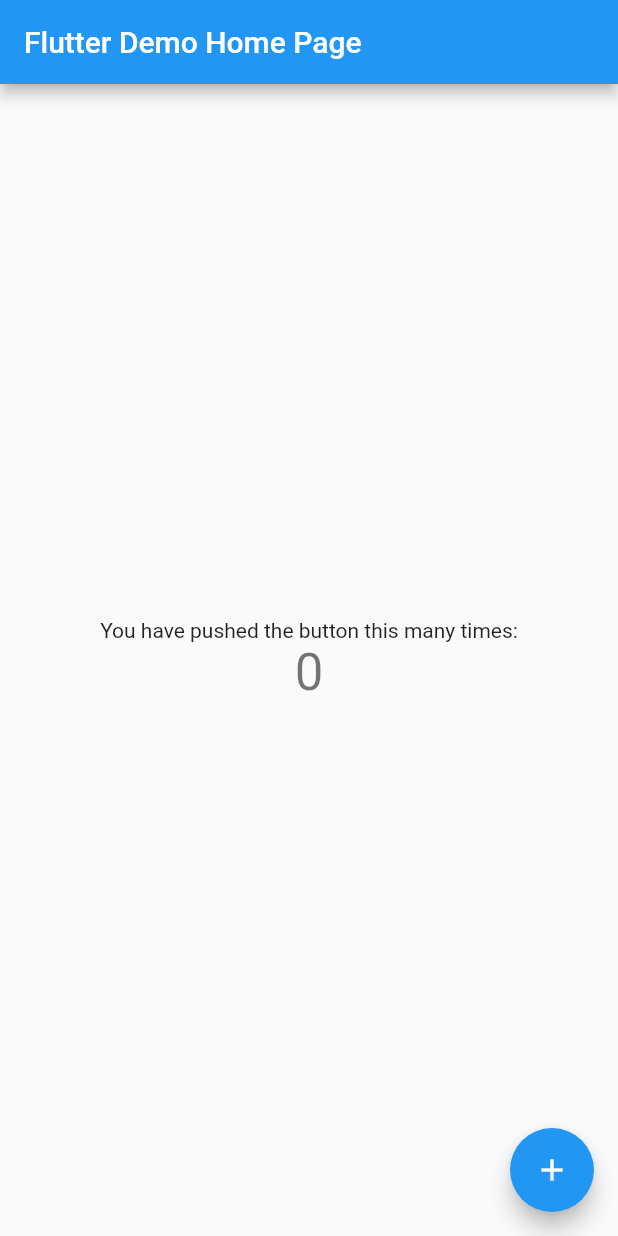
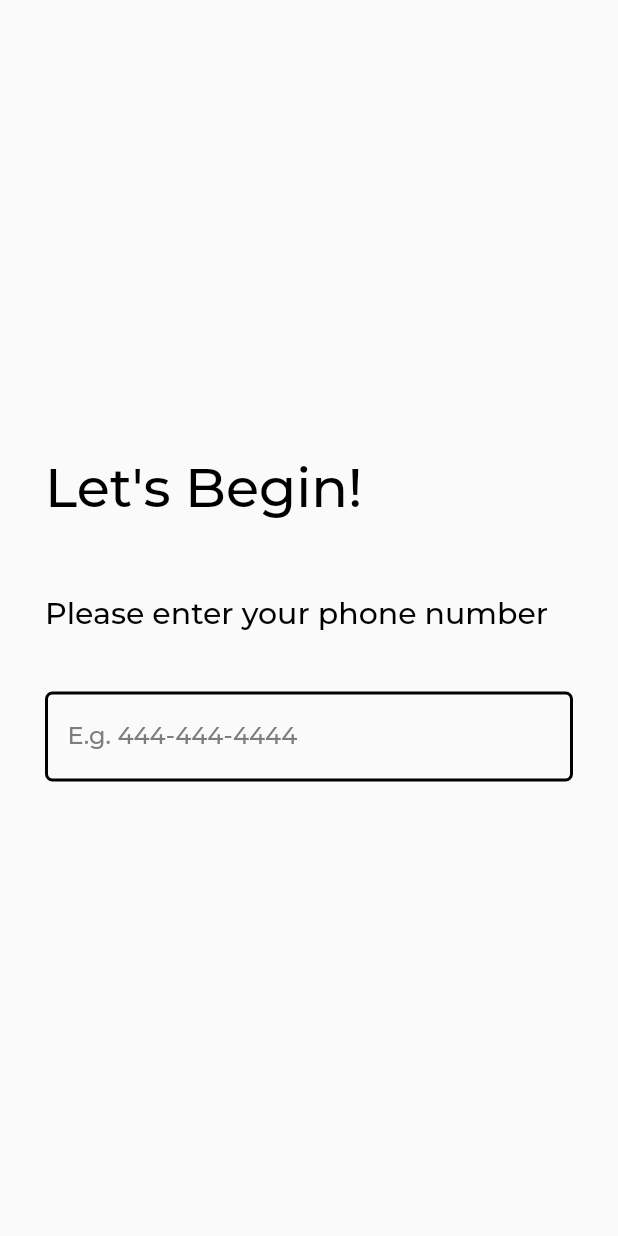
Before and after one commit to SimonZhao7/HandInNeed, a Flutter app: the screen it shows after launch, on a phone screen of 412 x 824 dp. Run offline on Flutter 3.47's test engine with Material 2 defaults, Android fonts, the phone set to English and light mode, and no system bars; our stand-ins replace firebase_core; accounts and stored records are empty.

Commit message:
Input Widget & Added Font

```diff
--- /dev/null
+++ b/lib/constants/colors.dart
@@ -0,0 +1,3 @@
+const blue = 0xFF1573FF;
+const black = 0xFF000000;
+const mediumGray = 0xFF7D7D7D;
--- /dev/null
+++ b/lib/constants/routes.dart
@@ -0,0 +1 @@
+const registerRoute = '/register';
--- /dev/null
+++ b/lib/constants/widget_const/default_input_values.dart
@@ -0,0 +1,6 @@
+const double defaultBorderRadius = 5;
+const double defaultBorderWidth = 1;
+const double defaultHeight = 60;
+const int defaultMaxLines = 1;
+const double defaultInnerPaddingV = 20;
+const double defaultInnerPaddingH = 15;
--- a/lib/main.dart
+++ b/lib/main.dart
@@ -1,4 +1,9 @@
 import 'package:flutter/material.dart';
+// Views
+import 'package:hand_in_need/views/register_view.dart';
+// Constants
+import 'package:hand_in_need/constants/colors.dart';
+import 'package:hand_in_need/constants/routes.dart';
 
 void main() {
   runApp(const MyApp());
@@ -23,93 +28,26 @@ class MyApp extends StatelessWidget {
         // Notice that the counter didn't reset back to zero; the application
         // is not restarted.
         primarySwatch: Colors.blue,
+        primaryColor: const Color(blue),
+        fontFamily: 'Montserrat',
+        textTheme: const TextTheme(
+          headline1: TextStyle(
+            fontSize: 36,
+            fontWeight: FontWeight.w500,
+          ),
+          headline3: TextStyle(
+            fontSize: 20,
+            fontWeight: FontWeight.w500,
+          ),
+        ).apply(
+          displayColor: Colors.black,
+          bodyColor: Colors.black,
+        ),
       ),
-      home: const MyHomePage(title: 'Flutter Demo Home Page'),
+      home: const RegisterView(),
+      routes: {
+        registerRoute: (context) => const RegisterView(),
+      },
     );
   }
 }
-
-class MyHomePage extends StatefulWidget {
-  const MyHomePage({super.key, required this.title});
-
-  // This widget is the home page of your application. It is stateful, meaning
-  // that it has a State object (defined below) that contains fields that affect
-  // how it looks.
-
-  // This class is the configuration for the state. It holds the values (in this
-  // case the title) provided by the parent (in this case the App widget) and
-  // used by the build method of the State. Fields in a Widget subclass are
-  // always marked "final".
-
-  final String title;
-
-  @override
-  State<MyHomePage> createState() => _MyHomePageState();
-}
-
-class _MyHomePageState extends State<MyHomePage> {
-  int _counter = 0;
-
-  void _incrementCounter() {
-    setState(() {
-      // This call to setState tells the Flutter framework that something has
-      // changed in this State, which causes it to rerun the build method below
-      // so that the display can reflect the updated values. If we changed
-      // _counter without calling setState(), then the build method would not be
-      // called again, and so nothing would appear to happen.
-      _counter++;
-    });
-  }
-
-  @override
-  Widget build(BuildContext context) {
-    // This method is rerun every time setState is called, for instance as done
-    // by the _incrementCounter method above.
-    //
-    // The Flutter framework has been optimized to make rerunning build methods
-    // fast, so that you can just rebuild anything that needs updating rather
-    // than having to individually change instances of widgets.
-    return Scaffold(
-      appBar: AppBar(
-        // Here we take the value from the MyHomePage object that was created by
-        // the App.build method, and use it to set our appbar title.
-        title: Text(widget.title),
-      ),
-      body: Center(
-        // Center is a layout widget. It takes a single child and positions it
-        // in the middle of the parent.
-        child: Column(
-          // Column is also a layout widget. It takes a list of children and
-          // arranges them vertically. By default, it sizes itself to fit its
-          // children horizontally, and tries to be as tall as its parent.
-          //
-          // Invoke "debug painting" (press "p" in the console, choose the
-          // "Toggle Debug Paint" action from the Flutter Inspector in Android
-          // Studio, or the "Toggle Debug Paint" command in Visual Studio Code)
-          // to see the wireframe for each widget.
-          //
-          // Column has various properties to control how it sizes itself and
-          // how it positions its children. Here we use mainAxisAlignment to
-          // center the children vertically; the main axis here is the vertical
-          // axis because Columns are vertical (the cross axis would be
-          // horizontal).
-          mainAxisAlignment: MainAxisAlignment.center,
-          children: <Widget>[
-            const Text(
-              'You have pushed the button this many times:',
-            ),
-            Text(
-              '$_counter',
-              style: Theme.of(context).textTheme.headline4,
-            ),
-          ],
-        ),
-      ),
-      floatingActionButton: FloatingActionButton(
-        onPressed: _incrementCounter,
-        tooltip: 'Increment',
-        child: const Icon(Icons.add),
-      ), // This trailing comma makes auto-formatting nicer for build methods.
-    );
-  }
-}
--- /dev/null
+++ b/lib/views/register_view.dart
@@ -0,0 +1,57 @@
+import 'package:flutter/material.dart';
+// Widgets
+import 'package:hand_in_need/widgets/input.dart';
+
+class RegisterView extends StatefulWidget {
+  const RegisterView({super.key});
+
+  @override
+  State<RegisterView> createState() => _RegisterViewState();
+}
+
+class _RegisterViewState extends State<RegisterView> {
+  late TextEditingController _phoneNumber;
+
+  @override
+  void initState() {
+    _phoneNumber = TextEditingController();
+    super.initState();
+  }
+
+  @override
+  void dispose() {
+    _phoneNumber.dispose();
+    super.dispose();
+  }
+
+  @override
+  Widget build(BuildContext context) {
+    return Scaffold(
+      body: Container(
+        padding: const EdgeInsets.all(30),
+        child: Column(
+          crossAxisAlignment: CrossAxisAlignment.start,
+          mainAxisAlignment: MainAxisAlignment.center,
+          children: [
+            Text(
+              "Let's Begin!",
+              style: Theme.of(context).textTheme.headline1,
+            ),
+            const SizedBox(height: 50),
+            Text(
+              'Please enter your phone number',
+              style: Theme.of(context).textTheme.headline3,
+            ),
+            const SizedBox(height: 40),
+            Input(
+              controller: _phoneNumber,
+              hint: 'E.g. 444-444-4444',
+              type: TextInputType.phone,
+              borderWidth: 2,
+            ),
+          ],
+        ),
+      ),
+    );
+  }
+}
--- /dev/null
+++ b/lib/widgets/input.dart
@@ -0,0 +1,92 @@
+import 'package:flutter/material.dart';
+// Constants
+import 'package:hand_in_need/constants/colors.dart';
+import 'package:hand_in_need/constants/widget_const/default_input_values.dart';
+
+class Input extends StatelessWidget {
+  final TextEditingController controller;
+  final TextInputType? type;
+  final EdgeInsetsGeometry? innerPadding;
+  final String? hint;
+  final bool password;
+  final bool autofocus;
+  final bool autocorrect;
+  final double height;
+  final double borderRadius;
+  final double borderWidth;
+  final int borderColor;
+  final int maxLines;
+  final int? focusedBorderColor;
+  final int? cursorColor;
+
+  const Input({
+    super.key,
+    required this.controller,
+    this.password = false,
+    this.hint,
+    this.type,
+    this.innerPadding,
+    this.borderRadius = defaultBorderRadius,
+    this.borderWidth = defaultBorderWidth,
+    this.borderColor = black,
+    this.focusedBorderColor,
+    this.cursorColor,
+    this.height = defaultHeight,
+    this.autofocus = false,
+    this.autocorrect = false,
+    this.maxLines = defaultMaxLines,
+  });
+
+  @override
+  Widget build(BuildContext context) {
+    return SizedBox(
+      height: height,
+      width: double.infinity,
+      child: TextField(
+        textAlignVertical: TextAlignVertical.center,
+        controller: controller,
+        keyboardType: type,
+        obscureText: password,
+        cursorColor: cursorColor != null ? Color(cursorColor!) : Colors.black,
+        autocorrect: autocorrect,
+        autofocus: autofocus,
+        maxLines: maxLines,
+        style: const TextStyle(
+          color: Colors.black,
+        ),
+        decoration: InputDecoration(
+          contentPadding: innerPadding ??
+              const EdgeInsets.symmetric(
+                vertical: defaultInnerPaddingV,
+                horizontal: defaultInnerPaddingH,
+              ),
+          enabledBorder: OutlineInputBorder(
+            borderSide: BorderSide(
+              color: Color(borderColor),
+              width: borderWidth,
+            ),
+            borderRadius: BorderRadius.all(
+              Radius.circular(borderRadius),
+            ),
+          ),
+          focusedBorder: OutlineInputBorder(
+            borderSide: BorderSide(
+              color: focusedBorderColor != null
+                  ? Color(focusedBorderColor!)
+                  : Color(borderColor),
+              width: borderWidth,
+            ),
+            borderRadius: BorderRadius.all(
+              Radius.circular(borderRadius),
+            ),
+          ),
+          hintText: hint,
+          hintStyle: const TextStyle(
+            color: Color(mediumGray),
+            fontWeight: FontWeight.w500,
+          ),
+        ),
+      ),
+    );
+  }
+}
```
Also changed, not shown: pubspec.yaml (+59 -55 lines), fonts/Montserrat/Montserrat-Bold.ttf (added), fonts/Montserrat/Montserrat-Medium.ttf (added), fonts/Montserrat/Montserrat-Regular.ttf (added).
